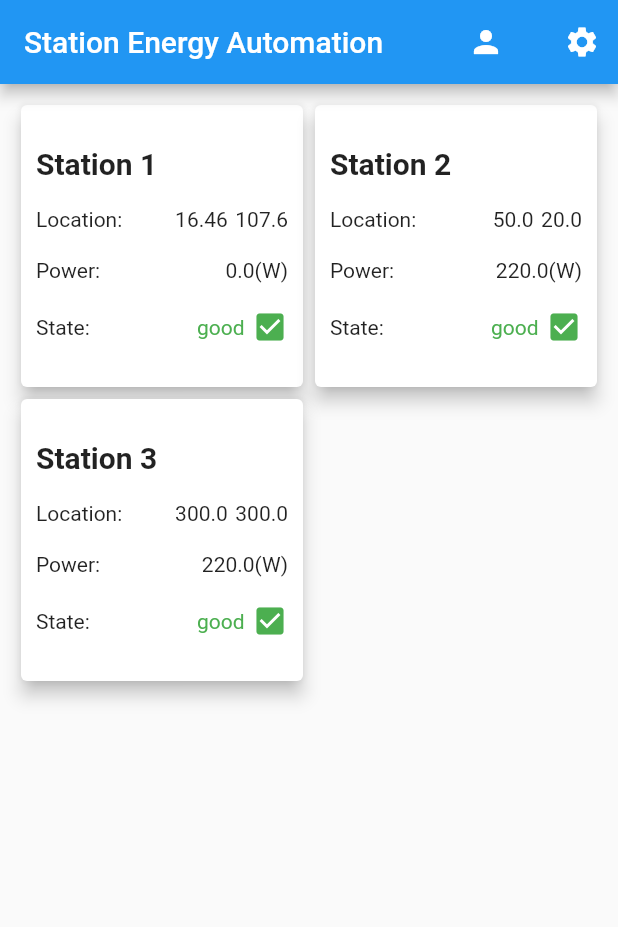
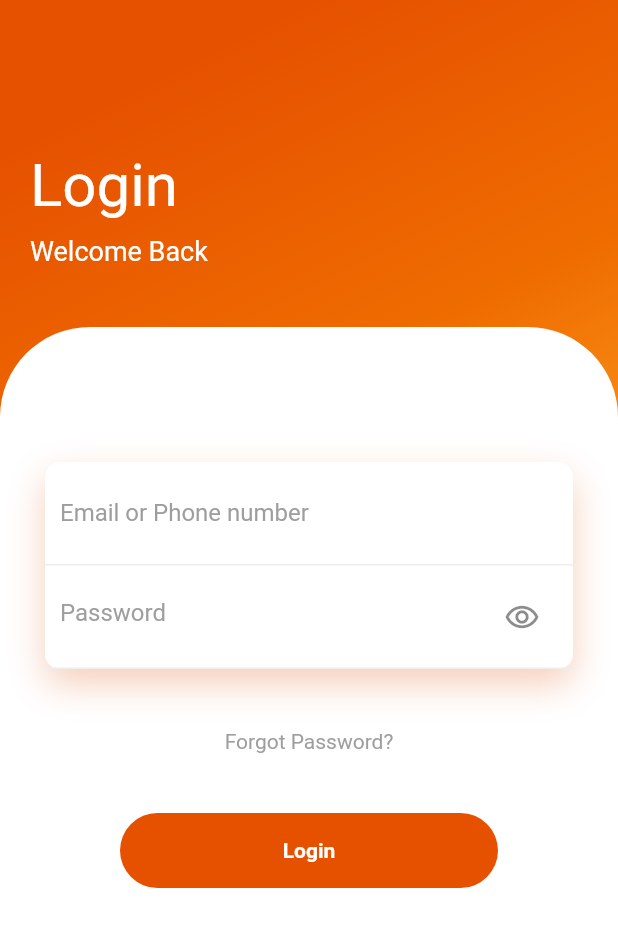
Before and after one commit to hoangm960/Station_energy_automatic, a Flutter app: the screen it shows after launch, on a phone screen of 412 x 824 dp. Shown: the top 927 px of the screen. Run offline on Flutter 3.47's test engine with Material 2 defaults, Android fonts, the phone set to English and light mode, and no system bars; our stand-ins replace cached_network_image, syncfusion_flutter_charts; missing offline and left inert: latlng, map, mysql1, webview_windows; generated files the repository leaves out were written again.

Commit message:
added login screen

```diff
--- a/lib/src/app.dart
+++ b/lib/src/app.dart
@@ -3,6 +3,7 @@
 import 'package:flutter_localizations/flutter_localizations.dart';
 import 'package:ocean_station_auto/src/constant.dart';
 import 'package:ocean_station_auto/src/screens/home/home_page.dart';
+import 'package:ocean_station_auto/src/screens/login_page.dart';
 import 'package:ocean_station_auto/src/screens/profile_page.dart';
 import 'package:ocean_station_auto/src/screens/station_page/components/camera.dart';
 import 'package:ocean_station_auto/src/screens/station_page/station_page.dart';
@@ -58,10 +59,12 @@
                   case LiveStreamingPlayer.routeName:
                     Map playerArgs = routeSettings.arguments as Map;
                     return LiveStreamingPlayer(playerArgs['url']);
+                  case LoginPage.routeName:
+                    return LoginPage();
                   case HomePage.routeName:
                     return const HomePage();
                   default:
-                    return const HomePage();
+                    return LoginPage();
                 }
               },
             );
--- a/lib/src/screens/home/home_page.dart
+++ b/lib/src/screens/home/home_page.dart
@@ -8,7 +8,7 @@
 class HomePage extends StatefulWidget {
   const HomePage({Key? key}) : super(key: key);
 
-  static const routeName = '/';
+  static const routeName = '/home';
 
   @override
   State<HomePage> createState() => _HomePageState();
--- a/lib/src/screens/login_page.dart
+++ b/lib/src/screens/login_page.dart
@@ -0,0 +1,151 @@
+import 'package:flutter/material.dart';
+
+class LoginPage extends StatefulWidget {
+  static const routeName = '/login';
+
+  @override
+  State<LoginPage> createState() => _LoginPageState();
+}
+
+class _LoginPageState extends State<LoginPage> {
+  bool hidePassword = true;
+
+  @override
+  Widget build(BuildContext context) {
+    return Scaffold(
+      body: Container(
+        width: double.infinity,
+        decoration: BoxDecoration(
+            gradient: LinearGradient(begin: Alignment.topCenter, colors: [
+          Colors.orange[900]!,
+          Colors.orange[800]!,
+          Colors.orange[400]!
+        ])),
+        child: Column(
+          crossAxisAlignment: CrossAxisAlignment.start,
+          children: <Widget>[
+            const SizedBox(
+              height: 80,
+            ),
+            Padding(
+              padding: const EdgeInsets.all(20),
+              child: Column(
+                crossAxisAlignment: CrossAxisAlignment.start,
+                children: const <Widget>[
+                  Text(
+                    "Login",
+                    style: TextStyle(color: Colors.white, fontSize: 40),
+                  ),
+                  SizedBox(
+                    height: 10,
+                  ),
+                  Text(
+                    "Welcome Back",
+                    style: TextStyle(color: Colors.white, fontSize: 18),
+                  ),
+                ],
+              ),
+            ),
+            const SizedBox(height: 20),
+            Expanded(
+              child: Container(
+                decoration: const BoxDecoration(
+                    color: Colors.white,
+                    borderRadius: BorderRadius.only(
+                        topLeft: Radius.circular(60),
+                        topRight: Radius.circular(60))),
+                child: SingleChildScrollView(
+                  child: Padding(
+                    padding: const EdgeInsets.all(30),
+                    child: Column(
+                      children: <Widget>[
+                        const SizedBox(
+                          height: 60,
+                        ),
+                        Container(
+                          decoration: BoxDecoration(
+                              color: Colors.white,
+                              borderRadius: BorderRadius.circular(10),
+                              boxShadow: const [
+                                BoxShadow(
+                                    color: Color.fromRGBO(225, 95, 27, .3),
+                                    blurRadius: 20,
+                                    offset: Offset(0, 10))
+                              ]),
+                          child: Column(
+                            children: <Widget>[
+                              Container(
+                                padding: const EdgeInsets.all(10),
+                                decoration: BoxDecoration(
+                                    border: Border(
+                                        bottom: BorderSide(
+                                            color: Colors.grey[200]!))),
+                                child: const TextField(
+                                  decoration: InputDecoration(
+                                    hintText: "Email or Phone number",
+                                    hintStyle: TextStyle(color: Colors.grey),
+                                    border: InputBorder.none,
+                                  ),
+                                  style: TextStyle(color: Colors.black),
+                                ),
+                              ),
+                              Container(
+                                padding: const EdgeInsets.all(10),
+                                decoration: BoxDecoration(
+                                    border: Border(
+                                        bottom: BorderSide(
+                                            color: Colors.grey[200]!))),
+                                child: TextField(
+                                  decoration: InputDecoration(
+                                      hintText: "Password",
+                                      hintStyle: const TextStyle(color: Colors.grey),
+                                      border: InputBorder.none,
+                                      suffixIcon: IconButton(onPressed: () {setState(() {
+                                        hidePassword = !hidePassword;
+                                      });}, icon: const Icon(Icons.remove_red_eye_outlined))),
+                                  style: const TextStyle(color: Colors.black),
+                                  obscureText: hidePassword,
+                                  enableSuggestions: false,
+                                  autocorrect: false,
+                                ),
+                              ),
+                            ],
+                          ),
+                        ),
+                        const SizedBox(
+                          height: 40,
+                        ),
+                        const Text(
+                          "Forgot Password?",
+                          style: TextStyle(color: Colors.grey),
+                        ),
+                        const SizedBox(
+                          height: 40,
+                        ),
+                        Container(
+                          height: 50,
+                          margin: const EdgeInsets.symmetric(horizontal: 50),
+                          decoration: BoxDecoration(
+                              borderRadius: BorderRadius.circular(50),
+                              color: Colors.orange[900]),
+                          child: const Center(
+                            child: Text(
+                              "Login",
+                              style: TextStyle(
+                                  color: Colors.white,
+                                  fontWeight: FontWeight.bold),
+                            ),
+                          ),
+                        ),
+                      ],
+                    ),
+                  ),
+                ),
+              ),
+            )
+          ],
+        ),
+      ),
+    );
+  }
+}
```
